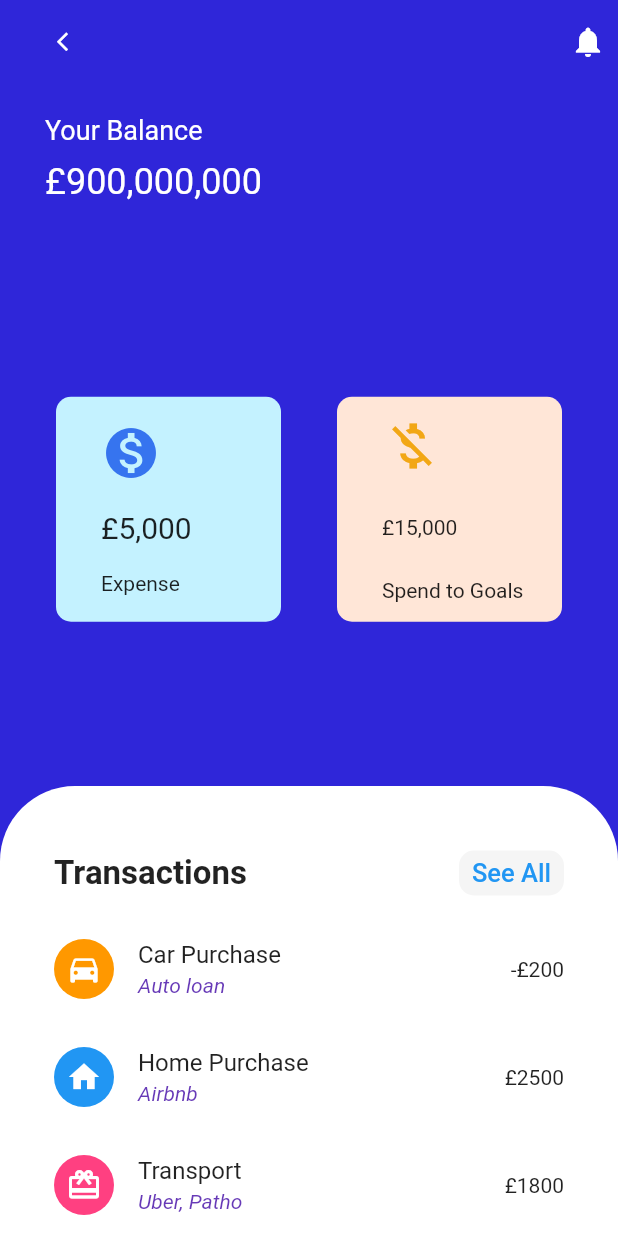
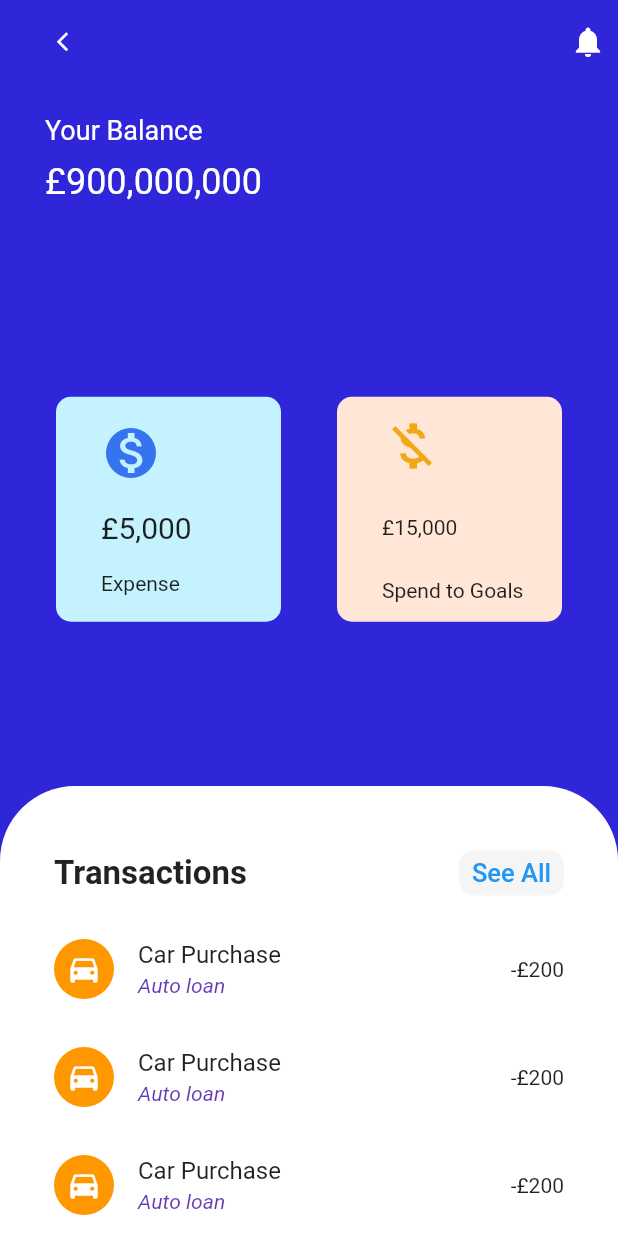
Before and after one commit to StellaMighty/BankApp, a Flutter app: the Transaction screen opened directly, on a phone screen of 412 x 824 dp. Run offline on Flutter 3.47's test engine with Material 2 defaults, Android fonts, the phone set to English and light mode, and no system bars; missing offline and left inert: dart:ffi.

Commit message:
Refactored the List View of the Transaction Page

```diff
--- a/lib/pages/transaction.dart
+++ b/lib/pages/transaction.dart
@@ -1,6 +1,13 @@
 import 'package:flutter/material.dart';
 
 class Transaction extends StatelessWidget {
+  List<Widget> _transactions = [
+    TransactionItem(Icon(Icons.ac_unit), "Car Purchase", "Auto loan", "£300"),
+    TransactionItem(Icon(Icons.ac_unit), "Car Purchase", "Auto loan", "£300"),
+    TransactionItem(Icon(Icons.ac_unit), "Car Purchase", "Auto loan", "£300"),
+    TransactionItem(Icon(Icons.ac_unit), "Car Purchase", "Auto loan", "£300"),
+    TransactionItem(Icon(Icons.ac_unit), "Car Purchase", "Auto loan", "£300"),
+  ];
   @override
   Widget build(BuildContext context) {
     return Scaffold(
@@ -145,112 +152,7 @@ class Transaction extends StatelessWidget {
                           right: 20,
                         ),
                         child: ListView(
-                          children: [
-                            ListTile(
-                              leading: Container(
-                                  height: 40,
-                                  width: 40,
-                                  decoration: BoxDecoration(
-                                      color: Colors.orange,
-                                      borderRadius: BorderRadius.circular(100)),
-                                  child: Icon(
-                                    Icons.directions_car,
-                                    color: Colors.white,
-                                  )),
-                              title: Text("Car Purchase"),
-                              subtitle: Text(
-                                "Auto loan",
-                                style: TextStyle(
-                                    color: Colors.deepPurple,
-                                    fontStyle: FontStyle.italic),
-                              ),
-                              trailing: Text("-£200"),
-                            ),
-                            ListTile(
-                              leading: Container(
-                                  height: 40,
-                                  width: 40,
-                                  decoration: BoxDecoration(
-                                      color: Colors.blue,
-                                      borderRadius: BorderRadius.circular(100)),
-                                  child: Icon(
-                                    Icons.home,
-                                    color: Colors.white,
-                                  )),
-                              title: Text("Home Purchase"),
-                              subtitle: Text(
-                                "Airbnb",
-                                style: TextStyle(
-                                    color: Colors.deepPurple,
-                                    fontStyle: FontStyle.italic),
-                              ),
-                              trailing: Text("£2500"),
-                            ),
-                            ListTile(
-                              leading: Container(
-                                  height: 40,
-                                  width: 40,
-                                  decoration: BoxDecoration(
-                                      color: Colors.pinkAccent,
-                                      borderRadius: BorderRadius.circular(100)),
-                                  child: Icon(
-                                    Icons.card_giftcard,
-                                    color: Colors.white,
-                                  )),
-                              title: Text("Transport"),
-                              subtitle: Text(
-                                "Uber, Patho",
-                                style: TextStyle(
-                                    color: Colors.deepPurple,
-                                    fontStyle: FontStyle.italic),
-                              ),
-                              trailing: Text("£1800"),
-                            ),
-                            ListTile(
-                              leading: Container(
-                                  height: 40,
-                                  width: 40,
-                                  decoration: BoxDecoration(
-                                      color: Colors.teal,
-                                      borderRadius: BorderRadius.circular(100)),
-                                  child: Icon(
-                                    Icons.shopping_basket,
-                                    color: Colors.white,
-                                  )),
-                              title: Text("Shopping"),
-                              subtitle: Text(
-                                "wish, Apple",
-                                style: TextStyle(
-                                  color: Colors.deepPurple,
-                                  fontStyle: FontStyle.italic,
-                                ),
-                              ),
-                              trailing: Text("£500"),
-                            ),
-                            ListTile(
-                              leading: Container(
-                                  height: 40,
-                                  width: 40,
-                                  decoration: BoxDecoration(
-                                      color: Colors.green,
-                                      borderRadius: BorderRadius.circular(100)),
-                                  child: Icon(
-                                    Icons.home,
-                                    color: Colors.white,
-                                  )),
-                              title: Text(
-                                "Groceries",
-                              ),
-                              subtitle: Text(
-                                "Consumables, Indomie",
-                                style: TextStyle(
-                                  color: Colors.deepPurple,
-                                  fontStyle: FontStyle.italic,
-                                ),
-                              ),
-                              trailing: Text("£2500"),
-                            )
-                          ],
+                          children: _transactions,
                         ),
                       ),
                     ),
@@ -260,3 +162,37 @@ class Transaction extends StatelessWidget {
             ]));
   }
 }
+
+class TransactionItem extends StatelessWidget {
+  const TransactionItem(
+    this.icon,
+    this.title,
+    this.subtitle,
+    this.trailing,
+  );
+  final Icon icon;
+  final String title;
+  final String subtitle;
+  final String trailing;
+
+  @override
+  Widget build(BuildContext context) {
+    return ListTile(
+      leading: Container(
+          height: 40,
+          width: 40,
+          decoration: BoxDecoration(
+              color: Colors.orange, borderRadius: BorderRadius.circular(100)),
+          child: Icon(
+            Icons.directions_car,
+            color: Colors.white,
+          )),
+      title: Text("Car Purchase"),
+      subtitle: Text(
+        "Auto loan",
+        style: TextStyle(color: Colors.deepPurple, fontStyle: FontStyle.italic),
+      ),
+      trailing: Text("-£200"),
+    );
+  }
+}
```
